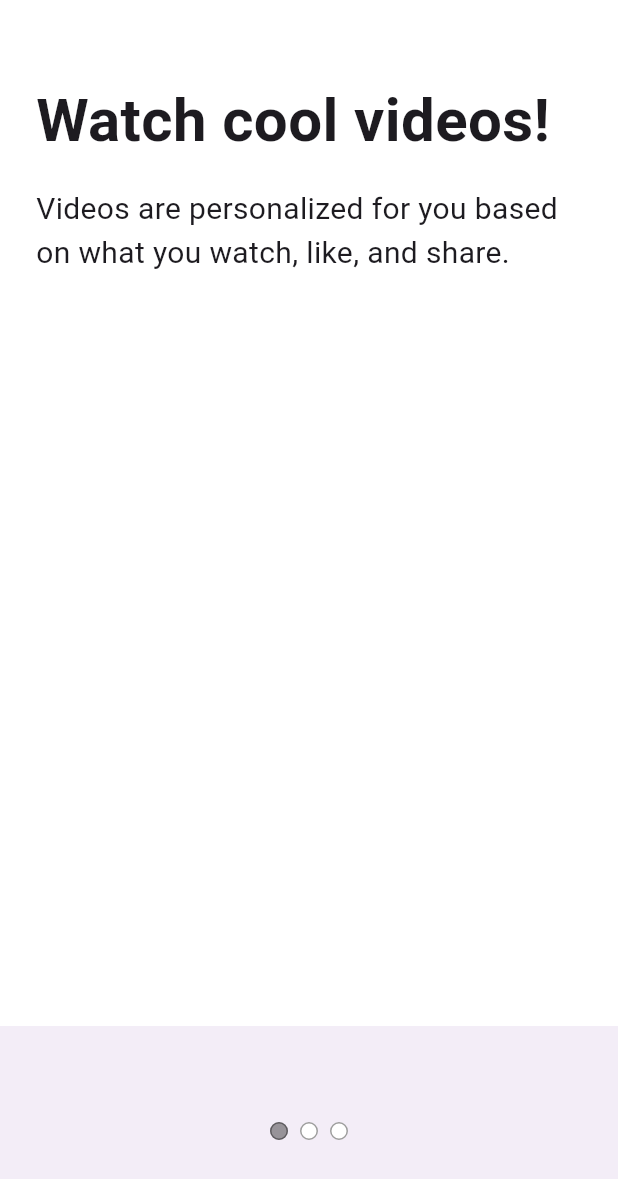
After one commit to nsjinie/nomad-tiktok-clone, a Flutter app: the screen it shows after launch, after a tap on "Next", on a phone screen of 412 x 824 dp. The commit adds this screen. Shown: the top 1179 px of the screen. Run offline on Flutter 3.47's test engine with Material 3 defaults, Android fonts, the phone set to English and light mode, and no system bars; our stand-ins replace font_awesome_flutter.

Commit message:
5_3 tutorial screen

```diff
--- a/lib/features/onboarding/interests_screen.dart
+++ b/lib/features/onboarding/interests_screen.dart
@@ -1,6 +1,7 @@
 import 'package:flutter/material.dart';
 import 'package:tiktok_clone/constants/gaps.dart';
 import 'package:tiktok_clone/constants/sizes.dart';
+import 'package:tiktok_clone/features/onboarding/tutorial_screen.dart';
 import 'package:tiktok_clone/features/onboarding/widgets/interest_button.dart';
 
 const interests = [
@@ -67,6 +68,15 @@ class _InterestsScreenState extends State<InterestsScreen> {
         _showTitle = false;
       });
     }
+  }
+
+  void _onNextTap() {
+    Navigator.push(
+      context,
+      MaterialPageRoute(
+        builder: (context) => const TutorialScreen(),
+      ),
+    );
   }
 
   @override
@@ -142,6 +152,8 @@ class _InterestsScreenState extends State<InterestsScreen> {
           left: Sizes.size24,
           right: Sizes.size24,
         ),
+        child: GestureDetector(
+          onTap: _onNextTap,
           child: Container(
             padding: const EdgeInsets.symmetric(
               vertical: Sizes.size20,
@@ -159,6 +171,7 @@ class _InterestsScreenState extends State<InterestsScreen> {
             ),
           ),
         ),
+      ),
     );
   }
 }
--- /dev/null
+++ b/lib/features/onboarding/tutorial_screen.dart
@@ -0,0 +1,119 @@
+import 'package:flutter/material.dart';
+import 'package:tiktok_clone/constants/gaps.dart';
+import 'package:tiktok_clone/constants/sizes.dart';
+
+class TutorialScreen extends StatefulWidget {
+  const TutorialScreen({super.key});
+
+  @override
+  State<TutorialScreen> createState() => _TutorialScreenState();
+}
+
+class _TutorialScreenState extends State<TutorialScreen> {
+  @override
+  Widget build(BuildContext context) {
+    return DefaultTabController(
+      length: 3,
+      child: Scaffold(
+        body: const SafeArea(
+          child: TabBarView(
+            children: [
+              Padding(
+                padding: EdgeInsets.symmetric(
+                  horizontal: Sizes.size24,
+                ),
+                child: Column(
+                  crossAxisAlignment: CrossAxisAlignment.start,
+                  children: [
+                    Gaps.v52,
+                    Text(
+                      'Watch cool videos!',
+                      style: TextStyle(
+                        fontSize: Sizes.size40,
+                        fontWeight: FontWeight.bold,
+                      ),
+                    ),
+                    Gaps.v16,
+                    Text(
+                      'Videos are personalized for you based on what you watch, like, and share.',
+                      style: TextStyle(
+                        fontSize: Sizes.size20,
+                      ),
+                    ),
+                  ],
+                ),
+              ),
+              Padding(
+                padding: EdgeInsets.symmetric(
+                  horizontal: Sizes.size24,
+                ),
+                child: Column(
+                  crossAxisAlignment: CrossAxisAlignment.start,
+                  children: [
+                    Gaps.v52,
+                    Text(
+                      'Follow the rules!',
+                      style: TextStyle(
+                        fontSize: Sizes.size40,
+                        fontWeight: FontWeight.bold,
+                      ),
+                    ),
+                    Gaps.v16,
+                    Text(
+                      'Videos are personalized for you based on what you watch, like, and share.',
+                      style: TextStyle(
+                        fontSize: Sizes.size20,
+                      ),
+                    ),
+                  ],
+                ),
+              ),
+              Padding(
+                padding: EdgeInsets.symmetric(
+                  horizontal: Sizes.size24,
+                ),
+                child: Column(
+                  crossAxisAlignment: CrossAxisAlignment.start,
+                  children: [
+                    Gaps.v52,
+                    Text(
+                      'Enjoy the ride!',
+                      style: TextStyle(
+                        fontSize: Sizes.size40,
+                        fontWeight: FontWeight.bold,
+                      ),
+                    ),
+                    Gaps.v16,
+                    Text(
+                      'Videos are personalized for you based on what you watch, like, and share.',
+                      style: TextStyle(
+                        fontSize: Sizes.size20,
+                      ),
+                    ),
+                  ],
+                ),
+              ),
+            ],
+          ),
+        ),
+        bottomNavigationBar: BottomAppBar(
+          height: 140,
+          child: Container(
+            padding: const EdgeInsetsDirectional.symmetric(
+              vertical: Sizes.size48,
+            ),
+            child: const Row(
+              mainAxisAlignment: MainAxisAlignment.center,
+              children: [
+                TabPageSelector(
+                  color: Colors.white,
+                  selectedColor: Colors.black38,
+                ),
+              ],
+            ),
+          ),
+        ),
+      ),
+    );
+  }
+}
```
Lines whose indentation alone changed are shown as unchanged.
